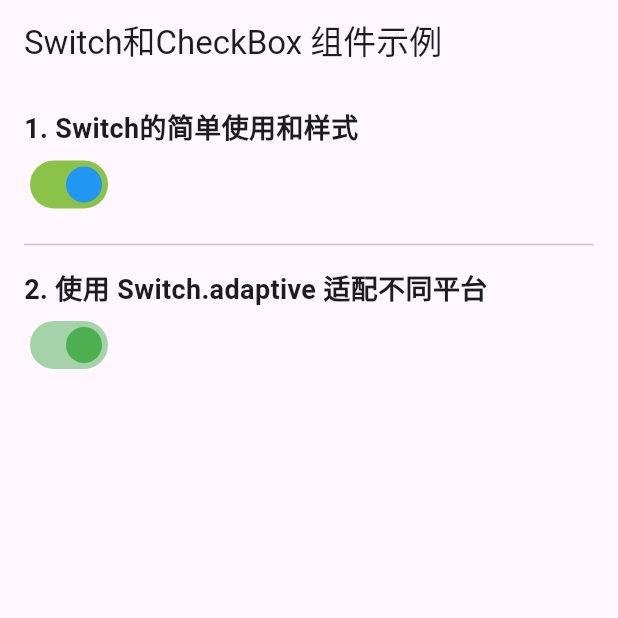
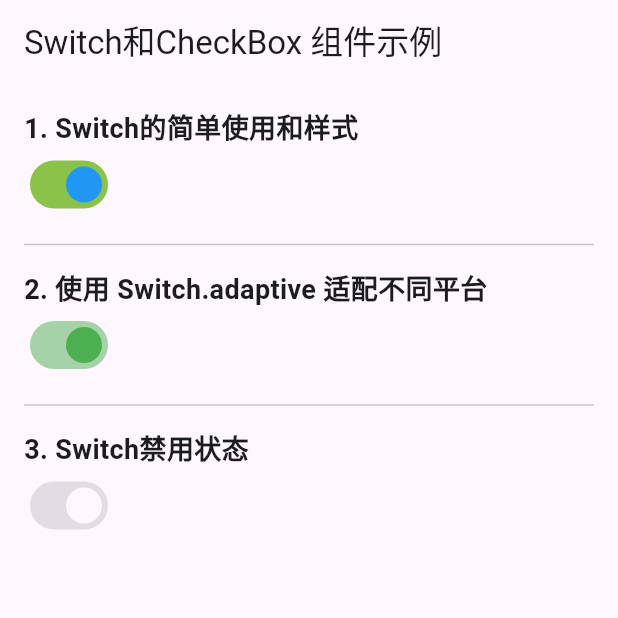
Before and after one commit to congwiny/flutter_study, a Flutter app: the screen it shows after launch, on a phone screen of 412 x 824 dp, the top half of it. Run offline on Flutter 3.47's test engine with Material 3 defaults, Android fonts, the phone set to English and light mode, and no system bars.

Commit message:
Switch组件：Switch禁用状态

```diff
--- a/hello_world/lib/widget/checkswitch/check_switch.dart
+++ b/hello_world/lib/widget/checkswitch/check_switch.dart
@@ -27,6 +27,8 @@ class SwitchTestRoute extends StatefulWidget {
 
 class _SwitchTestRouteState extends State<SwitchTestRoute> {
   bool _switchSelected = true; //维护单选开关状态
+  bool _isSwitchEnabled = false;
+
   @override
   Widget build(BuildContext context) {
     return Column(
@@ -71,8 +73,21 @@ class _SwitchTestRouteState extends State<SwitchTestRoute> {
             });
           },
           activeColor: Colors.green,
+        ),
+        const Divider(height: 32),
+        // 3. Switch禁用状态
+        const Text(
+          '3. Switch禁用状态',
+          style: TextStyle(fontSize: 18, fontWeight: FontWeight.bold),
+        ),
+        Switch(
+          value: _switchSelected,
+          onChanged: _isSwitchEnabled ? (bool newValue) {
+            setState(() {
+              _switchSelected = newValue;
+            });
+          } : null, // onChanged 为 null 时禁用
         )
-
       ],
     );
   }
```
